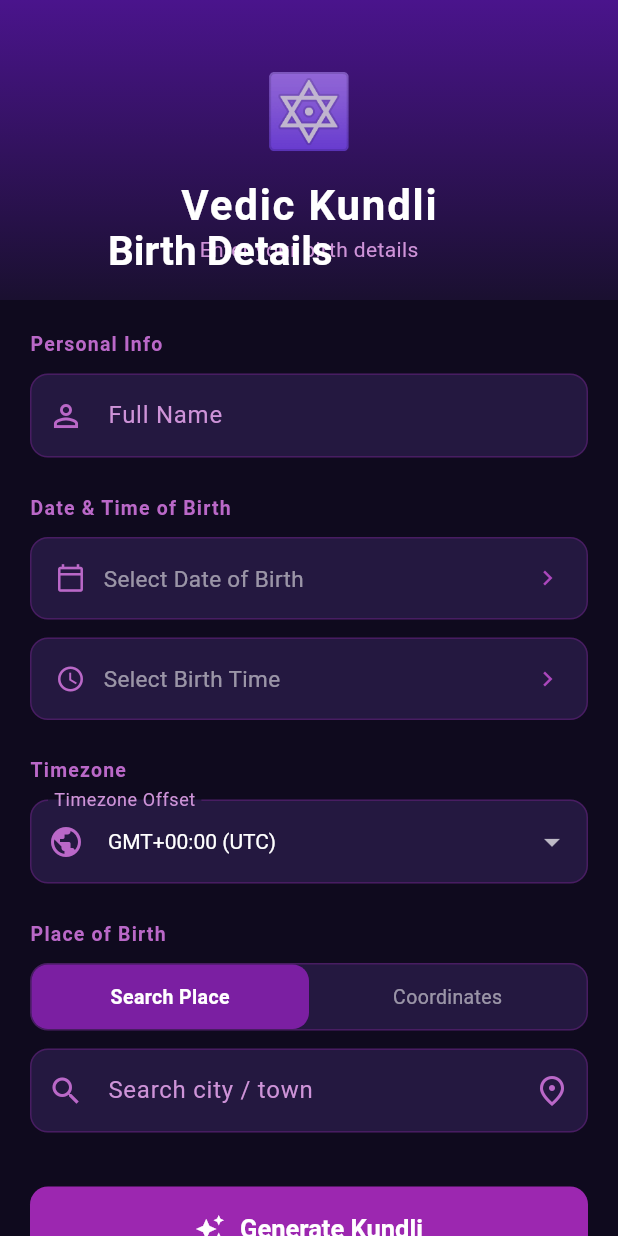
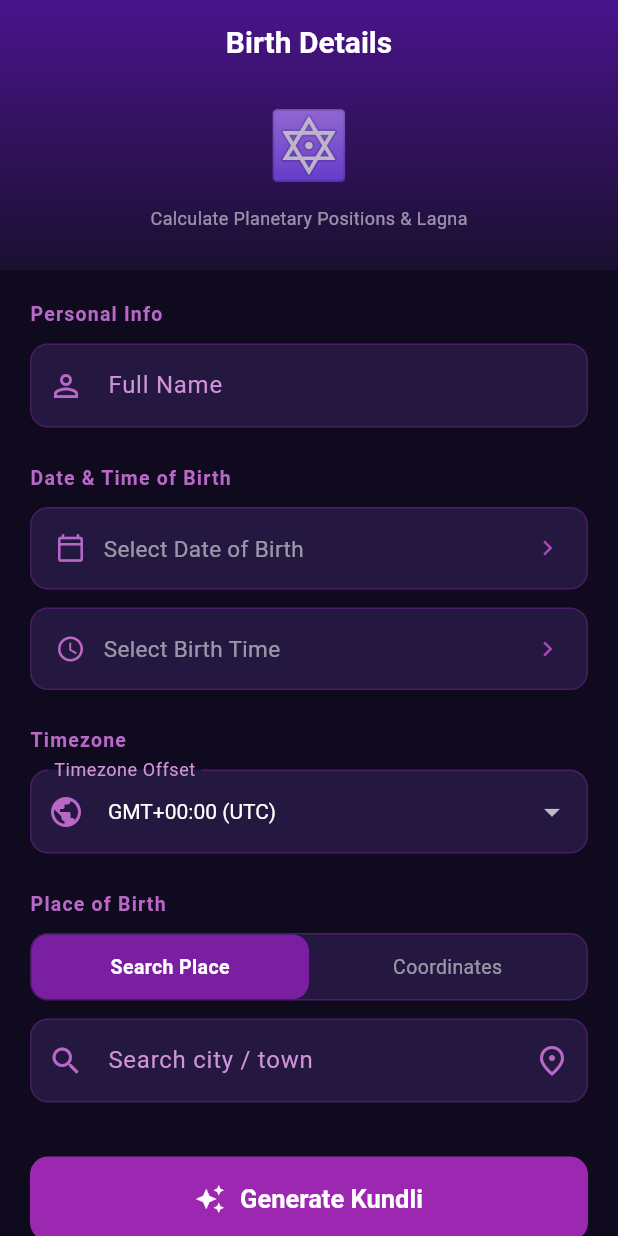
Before and after one commit to ankitgadge15/kundli_app, a Flutter app: the screen it shows after launch, on a phone screen of 412 x 824 dp. Run offline on Flutter 3.47's test engine with Material 3 defaults, Android fonts, the phone set to English and light mode, and no system bars; our stand-ins replace pdf, printing.

Commit message:
Update files for final integration done app creation 3

```diff
--- a/kundli_app/lib/screens/birth_details_screen.dart
+++ b/kundli_app/lib/screens/birth_details_screen.dart
@@ -257,8 +257,11 @@ class _BirthDetailsScreenState extends State<BirthDetailsScreen> {
         slivers: [
           // ── Fancy header ──────────────────────────────────────────────────
           SliverAppBar(
-            expandedHeight: 200,
+            expandedHeight: 180,
             pinned: true,
+            centerTitle: true,
+            title: const Text('Birth Details',
+                style: TextStyle(color: Colors.white, fontSize: 20, fontWeight: FontWeight.bold)),
             flexibleSpace: FlexibleSpaceBar(
               background: Container(
                 decoration: const BoxDecoration(
@@ -268,35 +271,24 @@ class _BirthDetailsScreenState extends State<BirthDetailsScreen> {
                     end: Alignment.bottomCenter,
                   ),
                 ),
-                child: SafeArea(
+                child: const SafeArea(
                   child: Column(
                     mainAxisAlignment: MainAxisAlignment.center,
                     children: [
-                      const SizedBox(height: 16),
-                      const Text('🔯', style: TextStyle(fontSize: 48)),
-                      const SizedBox(height: 8),
-                      const Text(
-                        'Vedic Kundli',
+                      SizedBox(height: 40),
+                      Text('🔯', style: TextStyle(fontSize: 44)),
+                      SizedBox(height: 8),
+                      Text(
+                        'Calculate Planetary Positions & Lagna',
                         style: TextStyle(
-                          color: Colors.white,
-                          fontSize: 28,
-                          fontWeight: FontWeight.bold,
-                          letterSpacing: 1.2,
-                        ),
-                      ),
-                      Text(
-                        'Enter your birth details',
-                        style: TextStyle(
-                          color: Colors.purple.shade200,
-                          fontSize: 14,
+                          color: Colors.white54,
+                          fontSize: 12,
                         ),
                       ),
                     ],
                   ),
                 ),
               ),
-              title: const Text('Birth Details',
-                  style: TextStyle(color: Colors.white, fontSize: 18)),
               collapseMode: CollapseMode.parallax,
             ),
           ),
```
